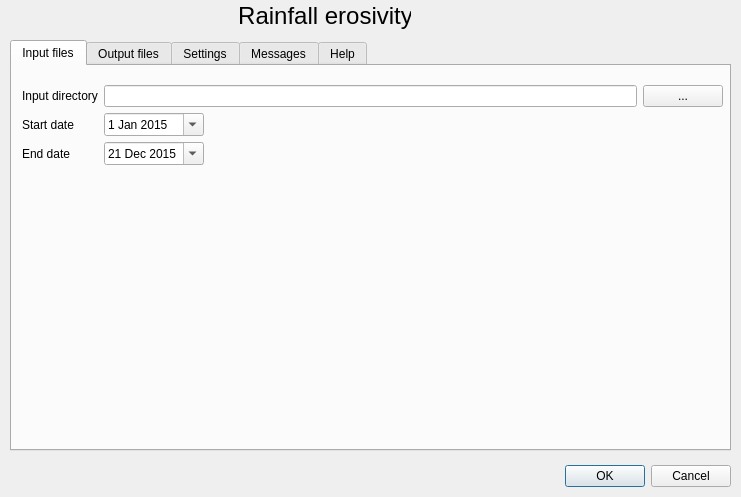
BrunoCombal/qgis_plugins, file rcmrdRFE/rcmrd_rfe_dialog_base.ui: the form before one commit.
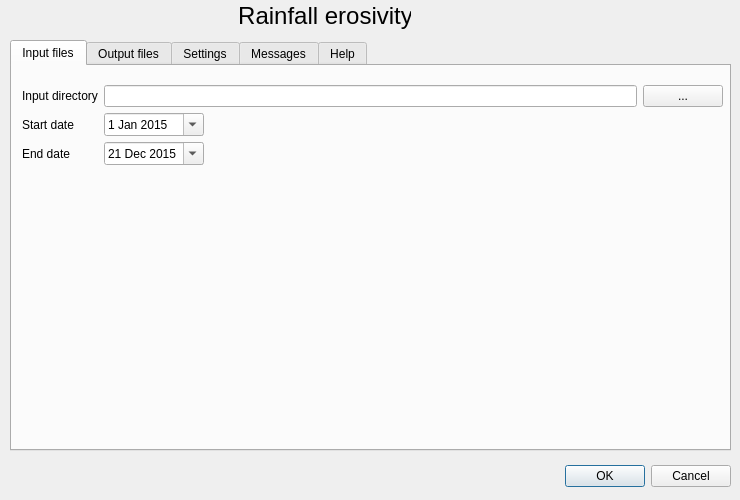
The form after the commit. The open tabs and pages were chosen to show the change.

Commit message: correction for dialogs

```diff
--- a/rcmrdRFE/rcmrd_rfe_dialog_base.ui
+++ b/rcmrdRFE/rcmrd_rfe_dialog_base.ui
@@ -6,8 +6,8 @@
    <rect>
     <x>0</x>
     <y>0</y>
-    <width>741</width>
-    <height>497</height>
+    <width>740</width>
+    <height>500</height>
    </rect>
   </property>
   <property name="windowTitle">
```
Left out of the diff: 2 changed lines with no effect on the pictures. The commit also changes 2 other files.
